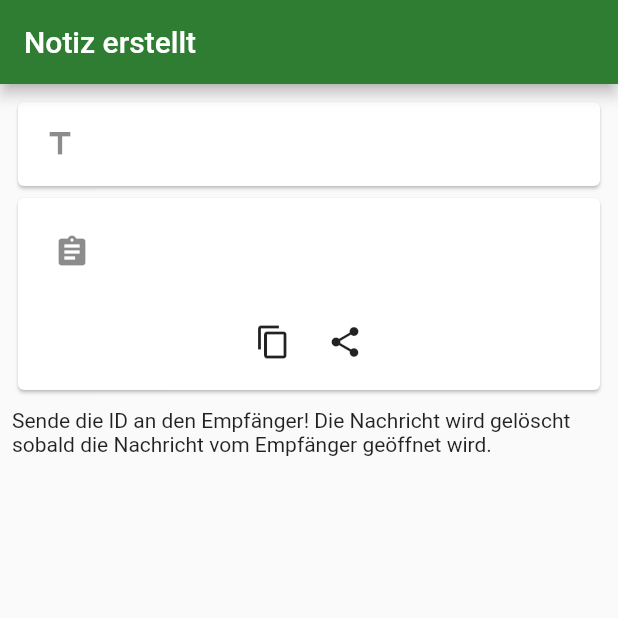
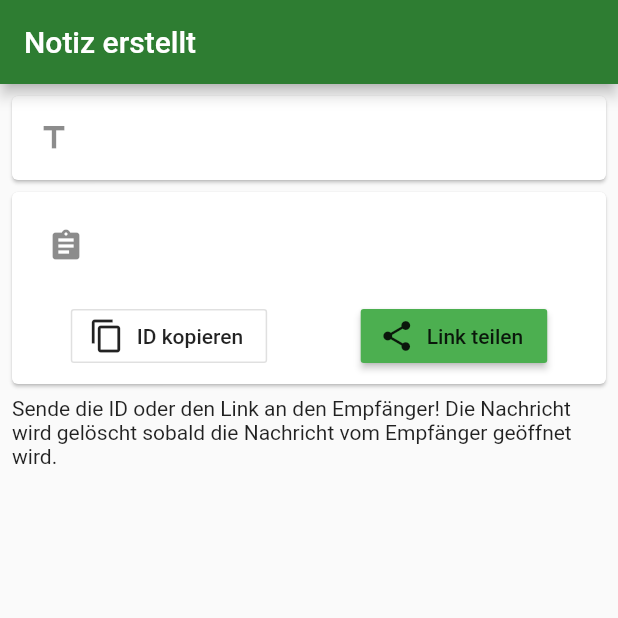
Before and after one commit to kay4ik/onetime_notes, a Flutter app: the IDViewpage screen opened directly with empty values, on a phone screen of 412 x 824 dp, the top half of it. Run offline on Flutter 3.47's test engine with Material 2 defaults, Android fonts, the phone set to English and light mode, and no system bars; our stand-ins replace cloud_firestore, firebase_auth, firebase_dynamic_links, material_design_icons_flutter, page_view_indicators, share and 1 more; missing offline and left inert: undraw; accounts and stored records are empty; network calls fail.

Commit message:
implemented android deep/dynamic links

```diff
--- /dev/null
+++ b/lib/link.dart
@@ -0,0 +1,40 @@
+import 'package:firebase_dynamic_links/firebase_dynamic_links.dart';
+
+Uri initialLink;
+
+final androidParams = AndroidParameters(
+  packageName: "de.zoey.onetime_notes",
+  minimumVersion: 25,
+  fallbackUrl: Uri.parse("https://google.com")
+);
+
+final iosParams = IosParameters(
+  bundleId: "de.zoey.onetimeNotes",
+);
+
+final socialMetaParams = SocialMetaTagParameters(
+  imageUrl: Uri.parse("https://firebasestorage.googleapis.com/v0/b/onetime-notes.appspot.com/o/lock-min.jpg?alt=media&token=802c4713-7bfd-456b-8a14-d59314a2cbd3"),
+  title: "Onetime Notes",
+  description: "Self-Destructing Messages",
+);
+
+final uriPrefix = "https://otn.thezoey.de";
+
+final parameters = DynamicLinkParameters(
+  link: Uri.parse("https://otn.thezoey.de/"),
+  uriPrefix: "https://otn.thezoey.de",
+  androidParameters: AndroidParameters(
+    packageName: "de.zoey.onetime_notes",
+    minimumVersion: 25,
+  ),
+  iosParameters: IosParameters(
+    bundleId: "de.zoey.onetimeNotes",
+  ),
+);
+
+Future<Uri> retrieveDynamicLink() async {
+  final PendingDynamicLinkData data =
+      await FirebaseDynamicLinks.instance.getInitialLink();
+  initialLink = data?.link;
+  return data?.link;
+}
--- a/lib/main.dart
+++ b/lib/main.dart
@@ -1,5 +1,5 @@
-import 'dart:ui';
-
+import 'dart:async';
+import 'package:firebase_dynamic_links/firebase_dynamic_links.dart';
 import 'package:flutter/material.dart';
 import 'package:onetime_notes/appBuilder.dart';
 import 'package:onetime_notes/services/settings.dart';
@@ -11,13 +11,39 @@ import 'package:onetime_notes/views/read/enteridpage.dart';
 import 'package:onetime_notes/views/settings/settingpage.dart';
 import 'package:onetime_notes/views/splash/splashscreen.dart';
 
+import 'link.dart';
+
 void main() async {
   WidgetsFlutterBinding.ensureInitialized();
   await Settings().init();
+  await retrieveDynamicLink();
   runApp(MyApp());
 }
 
-class MyApp extends StatelessWidget {
+class MyApp extends StatefulWidget {
+  @override
+  State<StatefulWidget> createState() => _MyAppState();
+}
+
+class _MyAppState extends State<MyApp> with WidgetsBindingObserver {
+  Timer _timerLink;
+
+  @override
+  void initState() {
+    super.initState();
+    WidgetsBinding.instance.addObserver(this);
+    FirebaseDynamicLinks.instance.onLink(onSuccess: _onLink);
+  }
+
+  @override
+  void didChangeAppLifecycleState(AppLifecycleState state) {
+    if (state == AppLifecycleState.resumed) {
+      _timerLink = Timer(const Duration(milliseconds: 1000), () {
+        retrieveDynamicLink();
+      });
+    }
+  }
+
   @override
   Widget build(BuildContext context) {
     return AppBuilder(
@@ -38,16 +64,34 @@ class MyApp extends StatelessWidget {
           ),
           buttonColor: Colors.green,
         ),
-        home: Splashscreen(),
+        home: Splashscreen(link: initialLink),
         routes: {
-          "/start" : (_) => Homepage(),
-          "/start/settings" : (_) => Settingpage(),
-          "/start/info" : (_) => InfoPage(),
-          "/create" : (_) => Creationpage(),
-          "/read" : (_) => EnterIDpage(),
-          "/list" : (_) => Notelistpage(),
+          "/start": (_) => Homepage(),
+          "/start/settings": (_) => Settingpage(),
+          "/start/info": (_) => InfoPage(),
+          "/create": (_) => Creationpage(),
+          "/read": (_) => EnterIDpage(),
+          "/list": (_) => Notelistpage(),
         },
       ),
     );
   }
+
+  @override
+  void dispose() {
+    WidgetsBinding.instance.removeObserver(this);
+    if (_timerLink != null) {
+      _timerLink.cancel();
+    }
+    super.dispose();
+  }
+
+  Future<dynamic> _onLink(PendingDynamicLinkData data) async {
+    print("RECIVED!!! opened restarted with: " + data.link.toString());
+    var id = data.link.queryParameters["id"];
+    print(id);
+    var route = MaterialPageRoute(builder: (_) => EnterIDpage(id: id));
+    Navigator.of(context).push(route);
+    return Future.value(data.link);
+  }
 }
--- a/lib/views/create/idviewpage.dart
+++ b/lib/views/create/idviewpage.dart
@@ -1,5 +1,7 @@
+import 'package:firebase_dynamic_links/firebase_dynamic_links.dart';
 import 'package:flutter/material.dart';
 import 'package:flutter/services.dart';
+import 'package:onetime_notes/link.dart';
 import 'package:share/share.dart';
 
 class IDViewpage extends StatefulWidget {
@@ -27,12 +29,15 @@ class _IDViewpageState extends State<IDViewpage> {
           crossAxisAlignment: CrossAxisAlignment.start,
           children: <Widget>[
             Card(
+              margin: EdgeInsets.all(0),
               child: ListTile(
                 leading: Icon(Icons.title),
                 title: Text(widget.subject),
               ),
             ),
+            SizedBox(height: 8),
             Card(
+              margin: EdgeInsets.all(0),
               child: Padding(
                 padding: const EdgeInsets.all(8.0),
                 child: Column(
@@ -41,22 +46,22 @@ class _IDViewpageState extends State<IDViewpage> {
                       leading: Icon(Icons.assignment),
                       title: SelectableText(
                         widget.id,
-                        style: Theme.of(context)
-                            .textTheme
-                            .title
-                            .merge(TextStyle(color: Colors.blue)),
+                        style: Theme.of(context).textTheme.title.merge(
+                            TextStyle(color: Theme.of(context).accentColor)),
                       ),
                     ),
                     SizedBox(height: 8),
                     Row(
-                      mainAxisAlignment: MainAxisAlignment.center,
+                      mainAxisAlignment: MainAxisAlignment.spaceAround,
                       children: <Widget>[
-                        IconButton(
+                        OutlineButton.icon(
                           icon: Icon(Icons.content_copy),
+                          label: Text("ID kopieren"),
                           onPressed: copy,
                         ),
-                        IconButton(
+                        RaisedButton.icon(
                           icon: Icon(Icons.share),
+                          label: Text("Link teilen"),
                           onPressed: share,
                         ),
                       ],
@@ -67,7 +72,7 @@ class _IDViewpageState extends State<IDViewpage> {
             ),
             SizedBox(height: 8),
             Text(
-              "Sende die ID an den Empfänger! Die Nachricht wird gelöscht sobald die Nachricht vom Empfänger geöffnet wird.",
+              "Sende die ID oder den Link an den Empfänger! Die Nachricht wird gelöscht sobald die Nachricht vom Empfänger geöffnet wird.",
             )
           ],
         ),
@@ -86,8 +91,21 @@ class _IDViewpageState extends State<IDViewpage> {
   }
 
   void share() async {
+    final params = DynamicLinkParameters(
+      androidParameters: androidParams,
+      iosParameters: iosParams,
+      socialMetaTagParameters: socialMetaParams,
+      uriPrefix: uriPrefix,
+      link: Uri.parse("https://otn.thezoey.de/note?id=" + widget.id),
+      dynamicLinkParametersOptions: DynamicLinkParametersOptions(
+        shortDynamicLinkPathLength: ShortDynamicLinkPathLength.short,
+      ),
+    );
+    var link = await params.buildShortLink();
     await Share.share(
-      "Die ID der Nachricht ist: " + widget.id,
+      link.shortUrl.toString() +
+          " \nSolltest du Probleme beim öffnen des Links haben, lade dir die onetimenotes App und öffne diese ID: " +
+          widget.id,
       subject: "Neue Ontime Notiz erstellt!",
     );
   }
--- a/lib/views/home/homepage.dart
+++ b/lib/views/home/homepage.dart
@@ -1,5 +1,4 @@
 import 'package:flutter/material.dart';
-import 'package:onetime_notes/views/create/creationpage.dart';
 import 'package:onetime_notes/views/home/components/actioncard.dart';
 import 'package:undraw/undraw.dart';
 
--- a/lib/views/splash/splashscreen.dart
+++ b/lib/views/splash/splashscreen.dart
@@ -1,8 +1,10 @@
 import 'package:flutter/material.dart';
 import 'package:onetime_notes/services/userRepository.dart';
+import 'package:onetime_notes/views/read/enteridpage.dart';
 
 class Splashscreen extends StatefulWidget {
-  Splashscreen({Key key}) : super(key: key);
+  final Uri link;
+  Splashscreen({Key key, this.link}) : super(key: key);
 
   @override
   _SplashscreenState createState() => _SplashscreenState();
@@ -15,6 +17,13 @@ class _SplashscreenState extends State<Splashscreen> {
     this._init().then((_) {
       Future.delayed(Duration(milliseconds: 1300)).then((_) {
         Navigator.of(context).pushReplacementNamed("/start");
+        if (widget.link != null) {
+          print("RECIVED!!! App opened with link: " + widget.link.toString());
+          var id = widget.link.queryParameters["id"];
+          print("ID IS:" + id);
+          var route = MaterialPageRoute(builder: (_) => EnterIDpage(id: id));
+          Navigator.of(context).push(route);
+        }
       });
     });
   }
--- a/pubspec.yaml
+++ b/pubspec.yaml
@@ -3,7 +3,7 @@ description: A new Flutter project.
 version: 1.0.0+1
 
 environment:
-  sdk: ">=2.1.0 <3.0.0"
+  sdk: ">=2.6.0 <3.0.0"
 
 dependencies:
   flutter:
@@ -16,6 +16,7 @@ dependencies:
   share: ^0.6.3+5
   page_view_indicators: ^1.3.1
   shared_preferences: ^0.5.6
+  firebase_dynamic_links: ^0.5.0+9
 
 dev_dependencies:
   flutter_test:
```
Also changed, not shown: lib/views/read/enteridpage.dart (+22 -1 lines), pubspec.lock, 3 other files.
